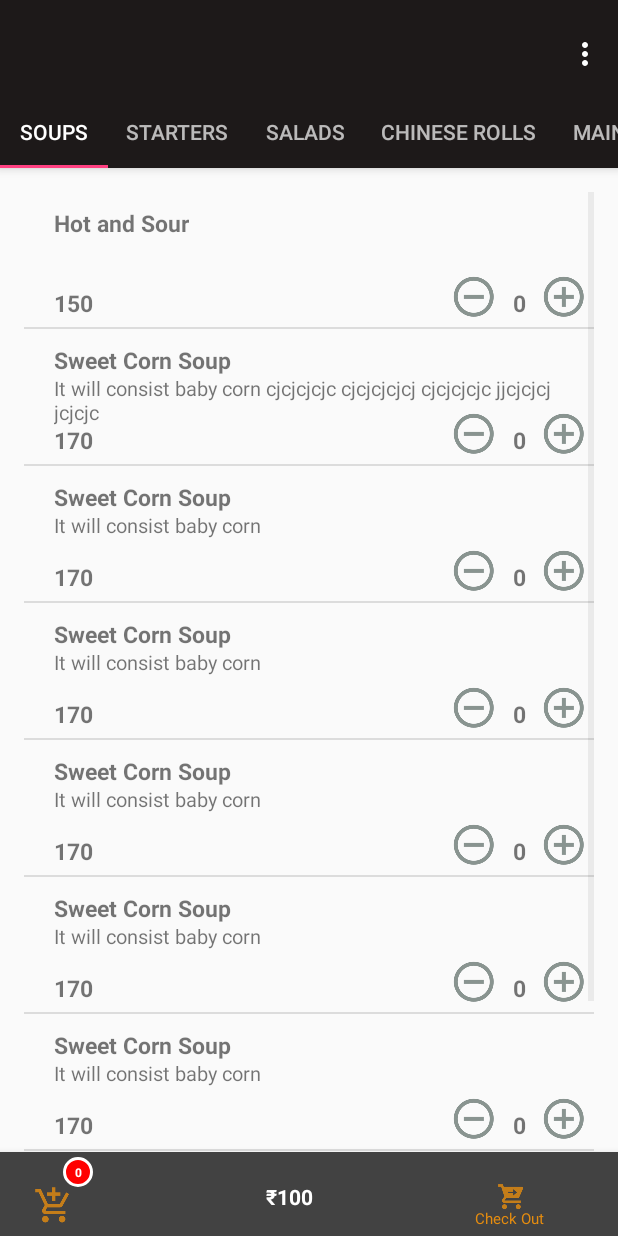
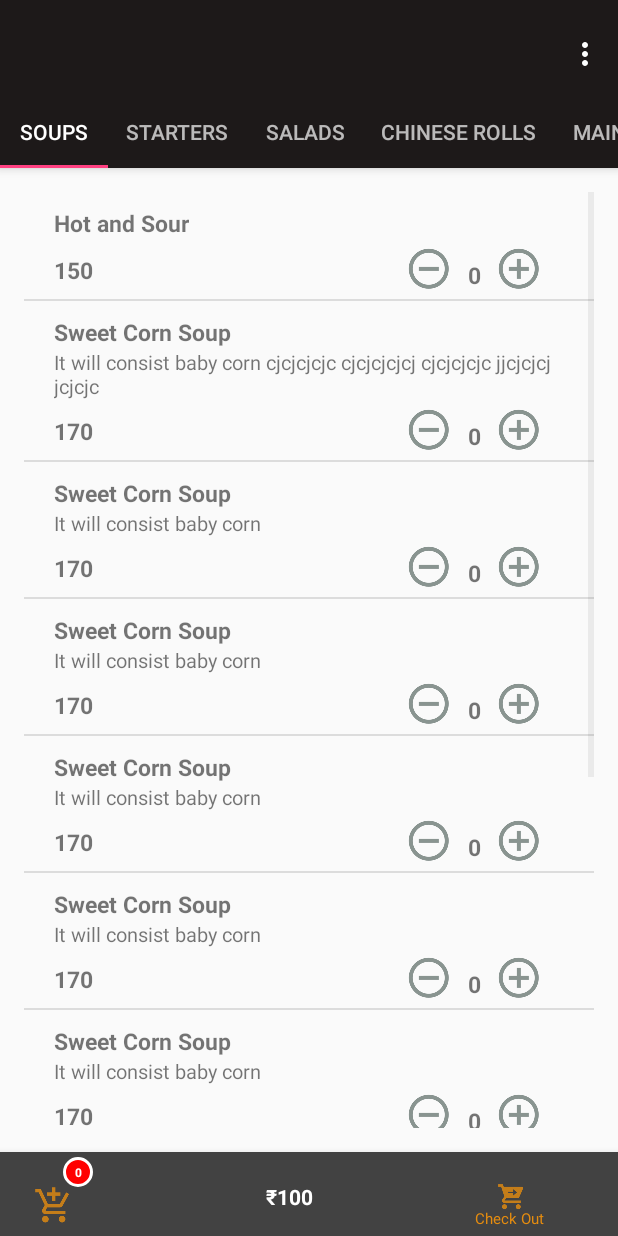
Before and after one commit to harshpatel2810/gyo_delivery, an Android app: the ResturantProfile screen opened directly, with no data from a screen before it, on a phone screen of 412 x 824 dp. Run offline under Robolectric (Android 15) with nearby library versions, the phone set to English and light mode, and no system bars.

Commit message:
Improvents for layouts for menu list and even for resturant list And filling data in list view of resturants by calling web service

```diff
--- a/app/build.gradle
+++ b/app/build.gradle
@@ -35,4 +35,6 @@ dependencies {
     compile 'com.android.support:cardview-v7:25.3.1'
     testCompile 'junit:junit:4.12'
     annotationProcessor 'com.jakewharton:butterknife-compiler:8.5.1'
+    //this api is for http rest client
+    compile 'com.koushikdutta.ion:ion:2.+'
 }
--- a/app/src/main/res/layout/activity_resturant_profile.xml
+++ b/app/src/main/res/layout/activity_resturant_profile.xml
@@ -1,5 +1,5 @@
 <?xml version="1.0" encoding="utf-8"?>
-<android.support.design.widget.CoordinatorLayout xmlns:android="http://schemas.android.com/apk/res/android"
+<RelativeLayout xmlns:android="http://schemas.android.com/apk/res/android"
     xmlns:app="http://schemas.android.com/apk/res-auto"
     xmlns:tools="http://schemas.android.com/tools"
     android:id="@+id/main_content"
@@ -7,7 +7,6 @@
     android:layout_height="match_parent"
     android:fitsSystemWindows="true"
     tools:context="com.goyo.grocery_goyo.ResturantProfile">
-
 
     <android.support.design.widget.AppBarLayout
         android:id="@+id/appbar"
@@ -26,21 +25,44 @@
 
         </android.support.v7.widget.Toolbar>
 
+
         <android.support.design.widget.TabLayout
             android:id="@+id/tabs"
             android:layout_width="match_parent"
-            android:layout_height="wrap_content" />
+            android:layout_height="wrap_content"
+
+            />
 
     </android.support.design.widget.AppBarLayout>
-<include layout="@layout/add_to_cart_xml">
+
+    <RelativeLayout
+        android:layout_width="match_parent"
+        android:layout_height="match_parent"
+
+        android:layout_below="@+id/appbar"
+        android:layout_above="@+id/CartMenu"
+        app:layout_behavior="@string/appbar_scrolling_view_behavior"
+        >
+
+        <android.support.v4.view.ViewPager
+            android:id="@+id/container"
+            android:layout_width="match_parent"
+            android:layout_height="wrap_content"
+        />
+
+
+    </RelativeLayout>
+    <include
+
+        android:id="@+id/CartMenu"
+        layout="@layout/add_to_cart_xml"
+        android:layout_width="match_parent"
+        android:layout_height="wrap_content"
+        android:orientation="horizontal"
+        android:layout_alignParentBottom="true"
+        android:layout_gravity="bottom"
+
+        >
 
     </include>
-    <android.support.v4.view.ViewPager
-        android:id="@+id/container"
-        android:layout_width="match_parent"
-        android:layout_height="match_parent"
-        app:layout_behavior="@string/appbar_scrolling_view_behavior" />
-
-
-
-</android.support.design.widget.CoordinatorLayout>
+</RelativeLayout>
--- a/app/src/main/res/layout/fragment_resturant_profile.xml
+++ b/app/src/main/res/layout/fragment_resturant_profile.xml
@@ -1,4 +1,4 @@
-<FrameLayout xmlns:android="http://schemas.android.com/apk/res/android"
+<LinearLayout xmlns:android="http://schemas.android.com/apk/res/android"
     xmlns:tools="http://schemas.android.com/tools"
     android:layout_width="match_parent"
     android:layout_height="match_parent"
@@ -19,4 +19,4 @@
             android:visibility="visible"/>
 
     </RelativeLayout>
-</FrameLayout>
+</LinearLayout>
--- a/app/src/main/res/layout/layout_menu_items.xml
+++ b/app/src/main/res/layout/layout_menu_items.xml
@@ -32,21 +32,22 @@
         android:text="TextView" />
     <TextView
         android:id="@+id/txtMenuDesc"
-        android:layout_marginStart="20dp"
-        android:layout_marginTop="30dp"
-        android:layout_alignParentRight="false"
-        android:layout_width="wrap_content"
+        android:layout_width="match_parent"
         android:layout_height="wrap_content"
         android:textSize="13dp"
         android:inputType="textMultiLine"
-        android:text="TextView" />
+        android:paddingStart="20dp"
+        android:text="JHGSADJHGASDJHGgsshdfhdsffhdsgfhgsdfhgshdfghsdgfghdhsgfhgdfshg"
+        android:layout_below="@+id/txtMenuItem"
+        android:layout_alignParentEnd="true" />
 
     <TextView
         android:layout_width="wrap_content"
         android:layout_height="wrap_content"
         android:text="Text"
+        android:layout_marginTop="10dp"
+        android:layout_below="@+id/txtMenuDesc"
         android:textStyle="bold"
-        android:layout_marginTop="63dp"
         android:layout_marginStart="20dp"
         android:id="@+id/txtMenuRate"
         android:textSize="15dp"
@@ -56,8 +57,8 @@
         android:layout_width="wrap_content"
         android:layout_marginRight="30dp"
         android:orientation="horizontal"
-        android:layout_marginTop="50dp"
-        android:layout_marginStart="210dp"
+        android:layout_marginTop="0dp"
+        android:layout_below="@+id/txtMenuDesc"
         android:layout_height="wrap_content"
         android:layout_alignParentEnd="true">
         <ImageButton
```
Also changed, not shown: app/src/main/AndroidManifest.xml (+6 -2 lines), app/src/main/java/com/goyo/grocery_goyo/CustomResturantAdapter.java (+9 -7 lines), app/src/main/java/com/goyo/grocery_goyo/HomeActivity.java (+39 -2 lines), app/src/main/java/com/goyo/grocery_goyo/model/restaurantModel.java (added, +29 -0 lines), app/src/main/res/layout/layout_list_resturant.xml (+4 -4 lines).
